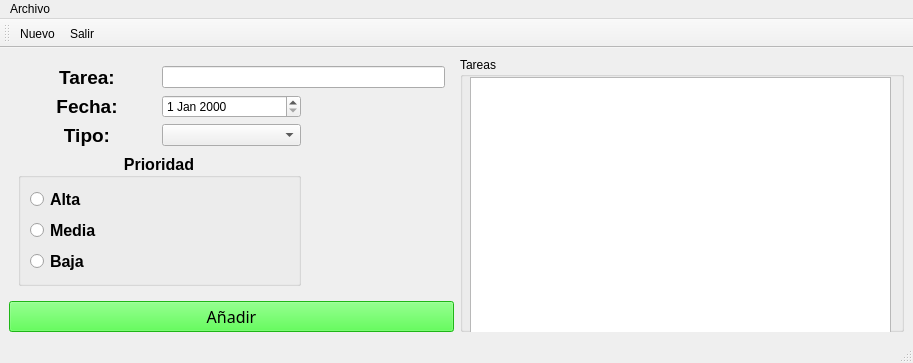
Before: the Qt Designer form principal.ui in jariass3/Examen_2P, drawn with Qt 5.
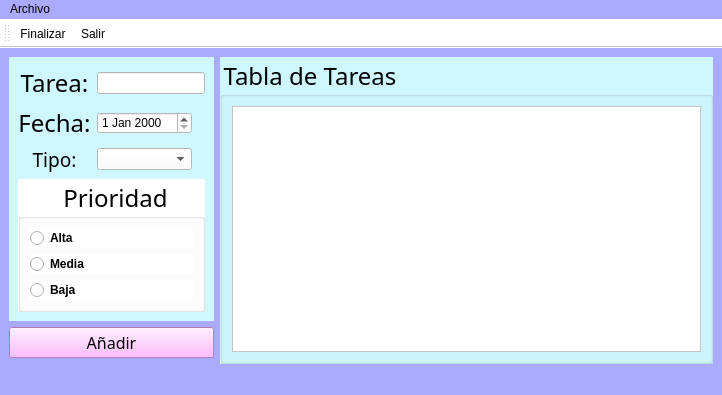
After: the same form once the commit is applied. Icons and pictures are not drawn.

Diff of the .ui file:
```diff
--- a/principal.ui
+++ b/principal.ui
@@ -6,8 +6,8 @@
    <rect>
     <x>0</x>
     <y>0</y>
-    <width>913</width>
-    <height>355</height>
+    <width>722</width>
+    <height>385</height>
    </rect>
   </property>
   <property name="windowTitle">
@@ -17,28 +17,21 @@
    <iconset resource="Recursos.qrc">
     <normaloff>:/Recursos/Add Window 2 - copia.ico</normaloff>:/Recursos/Add Window 2 - copia.ico</iconset>
   </property>
+  <property name="styleSheet">
+   <string notr="true">background-color: rgb(170, 170, 255);</string>
+  </property>
   <widget class="QWidget" name="centralwidget">
    <layout class="QGridLayout" name="gridLayout_2">
     <item row="0" column="0">
      <widget class="QWidget" name="widget" native="true">
+      <property name="styleSheet">
+       <string notr="true">background-color: rgb(207, 247, 255);</string>
+      </property>
       <layout class="QGridLayout" name="gridLayout">
-       <item row="0" column="1" colspan="2">
-        <widget class="QLineEdit" name="inTarea"/>
-       </item>
-       <item row="2" column="0">
-        <widget class="QLabel" name="label_3">
-         <property name="font">
-          <font>
-           <pointsize>14</pointsize>
-           <weight>75</weight>
-           <bold>true</bold>
-          </font>
-         </property>
-         <property name="text">
-          <string>Tipo:</string>
-         </property>
-         <property name="alignment">
-          <set>Qt::AlignCenter</set>
+       <item row="2" column="1">
+        <widget class="QComboBox" name="inTipo">
+         <property name="styleSheet">
+          <string notr="true">background-color: rgb(255, 255, 255);</string>
          </property>
         </widget>
        </item>
@@ -46,9 +39,10 @@
         <widget class="QLabel" name="label">
          <property name="font">
           <font>
-           <pointsize>14</pointsize>
-           <weight>75</weight>
-           <bold>true</bold>
+           <family>Ravie</family>
+           <pointsize>18</pointsize>
+           <weight>50</weight>
+           <bold>false</bold>
           </font>
          </property>
          <property name="text">
@@ -59,16 +53,14 @@
          </property>
         </widget>
        </item>
-       <item row="1" column="1">
-        <widget class="QDateEdit" name="inFecha"/>
-       </item>
        <item row="1" column="0">
         <widget class="QLabel" name="label_2">
          <property name="font">
           <font>
-           <pointsize>14</pointsize>
-           <weight>75</weight>
-           <bold>true</bold>
+           <family>Ravie</family>
+           <pointsize>18</pointsize>
+           <weight>50</weight>
+           <bold>false</bold>
           </font>
          </property>
          <property name="text">
@@ -79,18 +71,44 @@
          </property>
         </widget>
        </item>
-       <item row="2" column="1">
-        <widget class="QComboBox" name="inTipo"/>
+       <item row="1" column="1">
+        <widget class="QDateEdit" name="inFecha">
+         <property name="styleSheet">
+          <string notr="true">background-color: rgb(255, 255, 255);</string>
+         </property>
+        </widget>
        </item>
-       <item row="3" column="0" colspan="2">
+       <item row="2" column="0">
+        <widget class="QLabel" name="label_3">
+         <property name="font">
+          <font>
+           <family>Ravie</family>
+           <pointsize>14</pointsize>
+           <weight>50</weight>
+           <bold>false</bold>
+          </font>
+         </property>
+         <property name="text">
+          <string>Tipo:</string>
+         </property>
+         <property name="alignment">
+          <set>Qt::AlignCenter</set>
+         </property>
+        </widget>
+       </item>
+       <item row="3" column="0" colspan="3">
         <widget class="QGroupBox" name="groupBox_2">
          <property name="font">
           <font>
-           <pointsize>12</pointsize>
-           <weight>75</weight>
-           <bold>true</bold>
+           <family>Ravie</family>
+           <pointsize>18</pointsize>
+           <weight>50</weight>
+           <bold>false</bold>
           </font>
          </property>
+         <property name="styleSheet">
+          <string notr="true">background-color: rgb(255, 255, 255);</string>
+         </property>
          <property name="title">
           <string>Prioridad</string>
          </property>
@@ -100,6 +118,13 @@
          <layout class="QVBoxLayout" name="verticalLayout">
           <item>
            <widget class="QRadioButton" name="inp_Alta">
+            <property name="font">
+             <font>
+              <pointsize>9</pointsize>
+              <weight>75</weight>
+              <bold>true</bold>
+             </font>
+            </property>
             <property name="text">
              <string>Alta</string>
             </property>
@@ -107,6 +132,13 @@
           </item>
           <item>
            <widget class="QRadioButton" name="inp_Media">
+            <property name="font">
+             <font>
+              <pointsize>9</pointsize>
+              <weight>75</weight>
+              <bold>true</bold>
+             </font>
+            </property>
             <property name="text">
              <string>Media</string>
             </property>
@@ -114,6 +146,13 @@
           </item>
           <item>
            <widget class="QRadioButton" name="inp_Baja">
+            <property name="font">
+             <font>
+              <pointsize>9</pointsize>
+              <weight>75</weight>
+              <bold>true</bold>
+             </font>
+            </property>
             <property name="text">
              <string>Baja</string>
             </property>
@@ -122,24 +161,42 @@
          </layout>
         </widget>
        </item>
+       <item row="0" column="1" colspan="2">
+        <widget class="QLineEdit" name="inTarea">
+         <property name="styleSheet">
+          <string notr="true">background-color: rgb(255, 255, 255);</string>
+         </property>
+        </widget>
+       </item>
       </layout>
      </widget>
     </item>
-    <item row="0" column="1" rowspan="2">
+    <item row="0" column="1" rowspan="3">
      <widget class="QGroupBox" name="groupBox_3">
+      <property name="font">
+       <font>
+        <family>Ravie</family>
+        <pointsize>18</pointsize>
+       </font>
+      </property>
+      <property name="layoutDirection">
+       <enum>Qt::LeftToRight</enum>
+      </property>
+      <property name="styleSheet">
+       <string notr="true">background-color: rgb(207, 247, 255);</string>
+      </property>
       <property name="title">
-       <string>Tareas</string>
+       <string>Tabla de Tareas</string>
       </property>
-      <widget class="QTableWidget" name="outDetalle">
-       <property name="geometry">
-        <rect>
-         <x>10</x>
-         <y>20</y>
-         <width>421</width>
-         <height>261</height>
-        </rect>
-       </property>
-      </widget>
+      <layout class="QGridLayout" name="gridLayout_3">
+       <item row="0" column="0">
+        <widget class="QTableWidget" name="outDetalle">
+         <property name="styleSheet">
+          <string notr="true">background-color: rgb(255, 255, 255);</string>
+         </property>
+        </widget>
+       </item>
+      </layout>
      </widget>
     </item>
     <item row="1" column="0">
@@ -153,7 +210,7 @@
        </font>
       </property>
       <property name="styleSheet">
-       <string notr="true">background-color: rgb(43, 255, 32);</string>
+       <string notr="true">background-color: rgb(255, 170, 255);</string>
       </property>
       <property name="text">
        <string>Añadir</string>
@@ -167,7 +224,7 @@
     <rect>
      <x>0</x>
      <y>0</y>
-     <width>913</width>
+     <width>722</width>
      <height>21</height>
     </rect>
    </property>
@@ -175,7 +232,7 @@
     <property name="title">
      <string>Archivo</string>
     </property>
-    <addaction name="actionNuevo"/>
+    <addaction name="actionFinalizar"/>
     <addaction name="actionSalir"/>
    </widget>
    <addaction name="menuArchivo"/>
@@ -185,13 +242,16 @@
    <property name="windowTitle">
     <string>toolBar</string>
    </property>
+   <property name="styleSheet">
+    <string notr="true">background-color: rgb(255, 255, 255);</string>
+   </property>
    <attribute name="toolBarArea">
     <enum>TopToolBarArea</enum>
    </attribute>
    <attribute name="toolBarBreak">
     <bool>false</bool>
    </attribute>
-   <addaction name="actionNuevo"/>
+   <addaction name="actionFinalizar"/>
    <addaction name="actionSalir"/>
   </widget>
   <action name="actionNuevo">
@@ -218,6 +278,18 @@
     <string>Esc</string>
    </property>
   </action>
+  <action name="actionFinalizar">
+   <property name="icon">
+    <iconset resource="Recursos.qrc">
+     <normaloff>:/Recursos/confirmar.png</normaloff>:/Recursos/confirmar.png</iconset>
+   </property>
+   <property name="text">
+    <string>Finalizar</string>
+   </property>
+   <property name="shortcut">
+    <string>Ctrl+F</string>
+   </property>
+  </action>
  </widget>
  <resources>
   <include location="Recursos.qrc"/>
```
